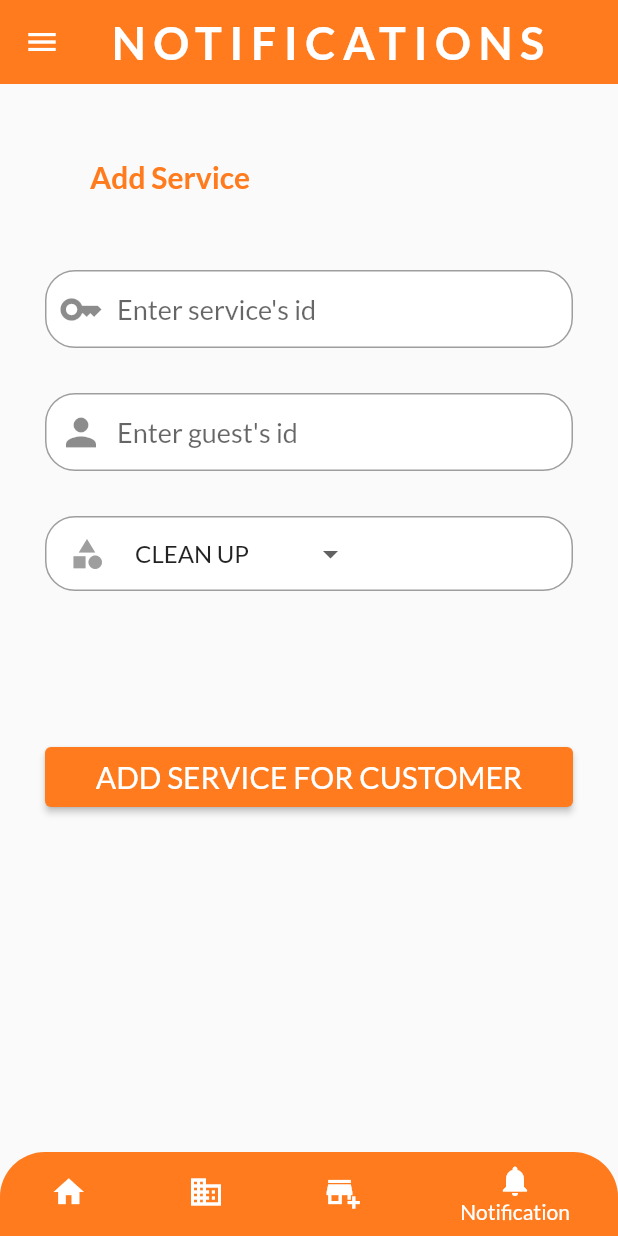
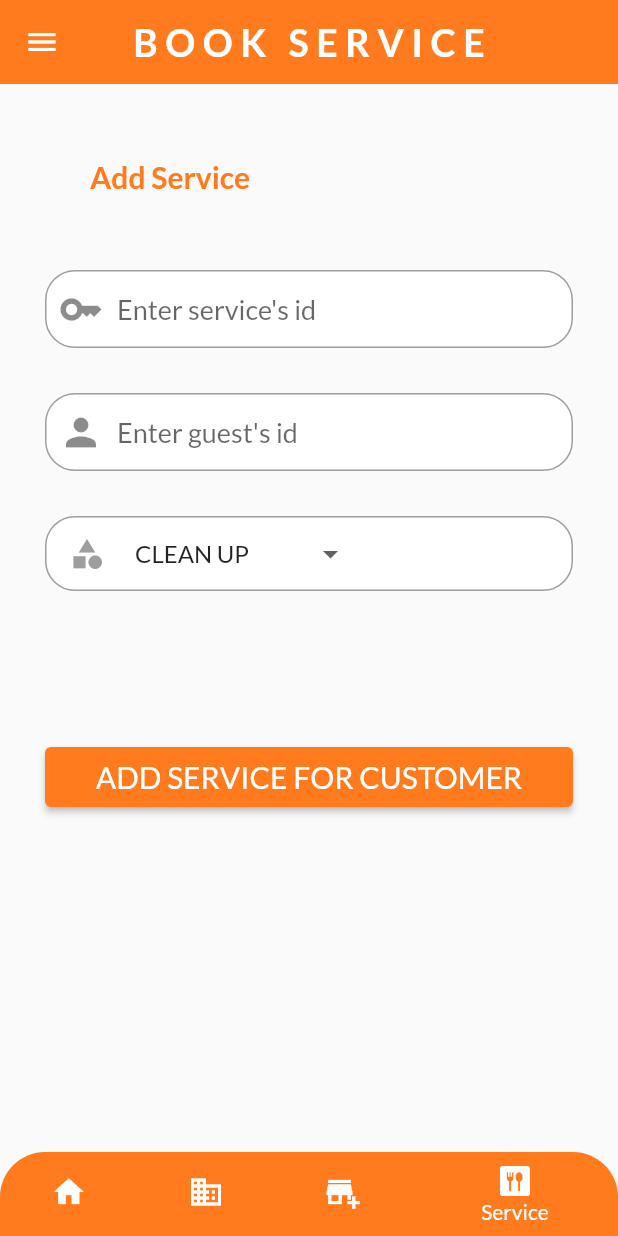
Before and after one commit to tsuna614/MHA-project, a Flutter app: the screen it shows once a user with an empty profile is signed in, swiped to page 4, on a phone screen of 412 x 824 dp. Run offline on Flutter 3.47's test engine with Material 2 defaults, Android fonts, the phone set to English and light mode, and no system bars; our stand-ins replace cloud_firestore, firebase_auth, firebase_core, firebase_storage, fl_chart, google_fonts and 1 more; accounts and stored records are empty.

Commit message:
changed notification -> service

```diff
--- a/mha_project/lib/screens/hotel-screens/notification-screen/notifications_screen.dart
+++ b/mha_project/lib/screens/hotel-screens/service-booking-screen/service_booking_screen.dart
@@ -1,3 +1,5 @@
+
+
 import 'package:flutter/material.dart';
 import 'package:firebase_auth/firebase_auth.dart';
 import 'package:cloud_firestore/cloud_firestore.dart';
--- a/mha_project/lib/screens/hotel_tabs_screen.dart
+++ b/mha_project/lib/screens/hotel_tabs_screen.dart
@@ -2,7 +2,7 @@ import 'package:flutter/material.dart';
 
 import 'package:mha_project/screens/hotel-screens/booking-screen/booking_screen.dart';
 import 'package:mha_project/screens/hotel-screens/home-screen/home_screen.dart';
-import 'package:mha_project/screens/hotel-screens/notification-screen/notifications_screen.dart';
+import 'package:mha_project/screens/hotel-screens/service-booking-screen/service_booking_screen.dart';
 import 'package:mha_project/screens/hotel-screens/manage-screens/manage_screen.dart';
 
 class TabScreen extends StatefulWidget {
@@ -88,8 +88,8 @@ class _TabScreenState extends State<TabScreen> {
                 label: 'Booking',
               ),
               BottomNavigationBarItem(
-                icon: Icon(Icons.notifications),
-                label: 'Notification',
+                icon: Icon(Icons.dining_rounded),
+                label: 'Service',
               ),
             ],
             currentIndex: _selectedIndex,
--- a/mha_project/lib/screens/main_screen.dart
+++ b/mha_project/lib/screens/main_screen.dart
@@ -28,7 +28,7 @@ class _MainScreenState extends State<MainScreen> {
           appBarTitle = 'BOOKING';
           break;
         case 3:
-          appBarTitle = 'NOTIFICATIONS';
+          appBarTitle = 'BOOK SERVICE';
           break;
         default:
           break;
@@ -84,7 +84,7 @@ class _MainScreenState extends State<MainScreen> {
               title: Text(
                 appBarTitle,
                 style: TextStyle(
-                  fontSize: 30,
+                  fontSize: 25,
                   letterSpacing: 5.0,
                   fontWeight: FontWeight.bold,
                 ),
```
